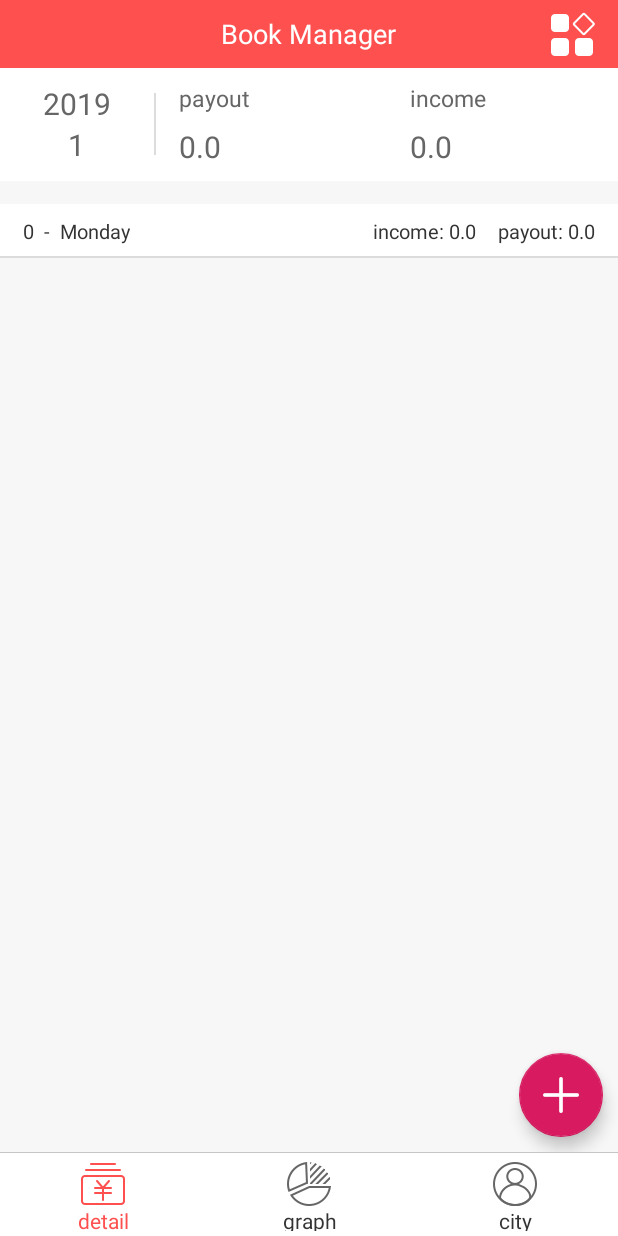
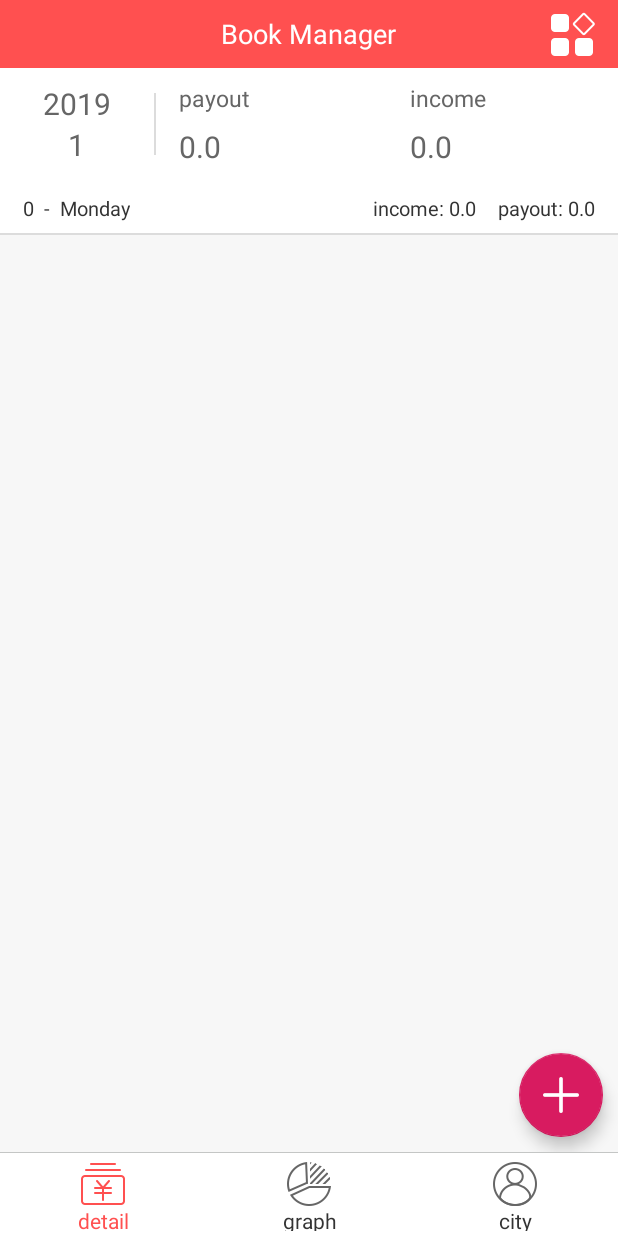
Before and after one commit to gumiku01/mobile, an Android app: the screen it shows after launch (MainActivity), on a phone screen of 412 x 824 dp. Run offline under Robolectric (Android 15) with nearby library versions, the phone set to English and light mode, and no system bars.

Commit message:
add TestData and adjust layout

```diff
--- a/app/src/main/java/com/example/zhanyuan/finalapp/activities/MainActivity.java
+++ b/app/src/main/java/com/example/zhanyuan/finalapp/activities/MainActivity.java
@@ -4,6 +4,8 @@ import android.Manifest;
 import android.annotation.SuppressLint;
 import android.content.Intent;
 import android.content.pm.PackageManager;
+import android.database.Cursor;
+import android.database.sqlite.SQLiteDatabase;
 import android.os.Handler;
 import android.os.Message;
 import android.support.v4.app.ActivityCompat;
@@ -13,6 +15,7 @@ import android.support.v4.app.FragmentTransaction;
 import android.support.v4.content.ContextCompat;
 import android.support.v7.app.AppCompatActivity;
 import android.os.Bundle;
+import android.util.Log;
 import android.view.View;
 import android.widget.FrameLayout;
 import android.widget.ImageView;
@@ -22,8 +25,13 @@ import android.widget.Toast;
 import com.example.zhanyuan.finalapp.R;
 import com.example.zhanyuan.finalapp.fragments.MenuFirstFragment;
 import com.example.zhanyuan.finalapp.fragments.MenuGraphFragment;
+import com.example.zhanyuan.finalapp.utils.DatabaseSchema;
 import com.example.zhanyuan.finalapp.utils.MessageCode;
+import com.example.zhanyuan.finalapp.utils.MyDatabaseHelper;
+import com.example.zhanyuan.finalapp.utils.TestData;
 import com.example.zhanyuan.finalapp.views.BaseBottomBar;
+
+import java.io.InputStream;
 
 public class MainActivity extends BaseActivity implements BaseBottomBar.OnBottomBarListener {
 
@@ -67,9 +75,17 @@ public class MainActivity extends BaseActivity implements BaseBottomBar.OnBottom
         Container = findViewById(R.id.Container);
         mBottomBar = findViewById(R.id.main_bottom_bar);
 
-
+        // Permissions
         CheckPermission(Manifest.permission.READ_EXTERNAL_STORAGE);
         CheckPermission(Manifest.permission.WRITE_EXTERNAL_STORAGE);
+
+        MyDatabaseHelper myDatabaseHelper = new MyDatabaseHelper(mContext, "my.db", null, 1);
+        SQLiteDatabase db = myDatabaseHelper.getReadableDatabase();
+        Cursor cursor = db.rawQuery("select * from " + DatabaseSchema.DataSchema.tableName, null);
+        if(cursor.getCount() < 50){
+            TestData.AddTestData(this);
+        }
+
     }
 
     @Override
--- /dev/null
+++ b/app/src/main/java/com/example/zhanyuan/finalapp/utils/TestData.java
@@ -0,0 +1,61 @@
+package com.example.zhanyuan.finalapp.utils;
+
+import android.content.ContentValues;
+import android.content.Context;
+import android.database.sqlite.SQLiteDatabase;
+import android.provider.ContactsContract;
+
+import java.util.ArrayList;
+import java.util.Random;
+
+
+public class TestData {
+
+    public static void AddTestData(Context mContext) {
+        MyDatabaseHelper myDatabaseHelper = new MyDatabaseHelper(mContext, "my.db", null, 1);
+        SQLiteDatabase db = myDatabaseHelper.getWritableDatabase();
+
+
+        Random random = new Random();
+        int maxMonth = 12, minMonth = 10;
+        int maxDay = 30, minDay = 1;
+        int maxMoney = 1000, maxMoneyDot = 100;
+
+        for (int i = 0; i < 20; i++) {
+            ContentValues contentValues = new ContentValues();
+
+            // add data
+            contentValues.put(DatabaseSchema.DataSchema.year, 2018);
+            contentValues.put(DatabaseSchema.DataSchema.month, random.nextInt(maxMonth - minMonth + 1) + minMonth);
+            contentValues.put(DatabaseSchema.DataSchema.day, random.nextInt(maxDay - minDay + 1) + minDay);
+
+            // add type
+            int typeNum = random.nextInt(2) + 1;
+            String typeString;
+            if (typeNum == 1)
+                typeString = DatabaseSchema.DataSchema.income;
+            else
+                typeString = DatabaseSchema.DataSchema.payout;
+            contentValues.put(DatabaseSchema.DataSchema.rectype, typeString);
+
+            // add money
+            String num = String.valueOf(random.nextInt(maxMoney));
+            String dotNum = String.valueOf(random.nextInt(maxMoneyDot));
+            contentValues.put(DatabaseSchema.DataSchema.money, Float.parseFloat(num + "." + dotNum));
+
+            // add description
+            contentValues.put(DatabaseSchema.DataSchema.recdescription, "Prova" + String.valueOf(i));
+
+            // add category
+            ArrayList<String> category_names;
+            if(typeString.equals(DatabaseSchema.DataSchema.payout))
+                category_names = DatabaseSchema.DataSchema.names_payout;
+            else
+                category_names = DatabaseSchema.DataSchema.names_income;
+            int maxLength = category_names.size();
+            contentValues.put(DatabaseSchema.DataSchema.recdetail, category_names.get(random.nextInt(maxLength)));
+
+            db.insert(DatabaseSchema.DataSchema.tableName, null, contentValues);
+        }
+    }
+}
--- a/app/src/main/res/layout/fragment_menu_first.xml
+++ b/app/src/main/res/layout/fragment_menu_first.xml
@@ -4,6 +4,12 @@
     android:layout_width="match_parent"
     android:layout_height="match_parent"
     xmlns:app="http://schemas.android.com/apk/res-auto"
+    android:orientation="vertical"
+    android:background="@color/background">
+
+    <LinearLayout
+        android:layout_width="match_parent"
+        android:layout_height="match_parent"
         android:orientation="vertical"
         android:background="@color/background">
 
@@ -17,10 +23,7 @@
         <android.support.v4.widget.SwipeRefreshLayout
             android:id="@+id/swipe"
             android:layout_width="match_parent"
-        android:layout_height="440dp"
-        android:layout_below="@+id/layout_top"
-        android:layout_marginTop="15dp"
-        app:layout_constraintTop_toBottomOf="@id/layout_top">
+            android:layout_height="match_parent">
 
             <android.support.v7.widget.RecyclerView
                 android:id="@+id/rv_list"
@@ -28,6 +31,9 @@
                 android:layout_height="match_parent"
                 android:scrollbars="vertical" />
         </android.support.v4.widget.SwipeRefreshLayout>
+    </LinearLayout>
+
+
 
 
     <android.support.design.widget.FloatingActionButton
```
Lines whose indentation alone changed are shown as unchanged.
